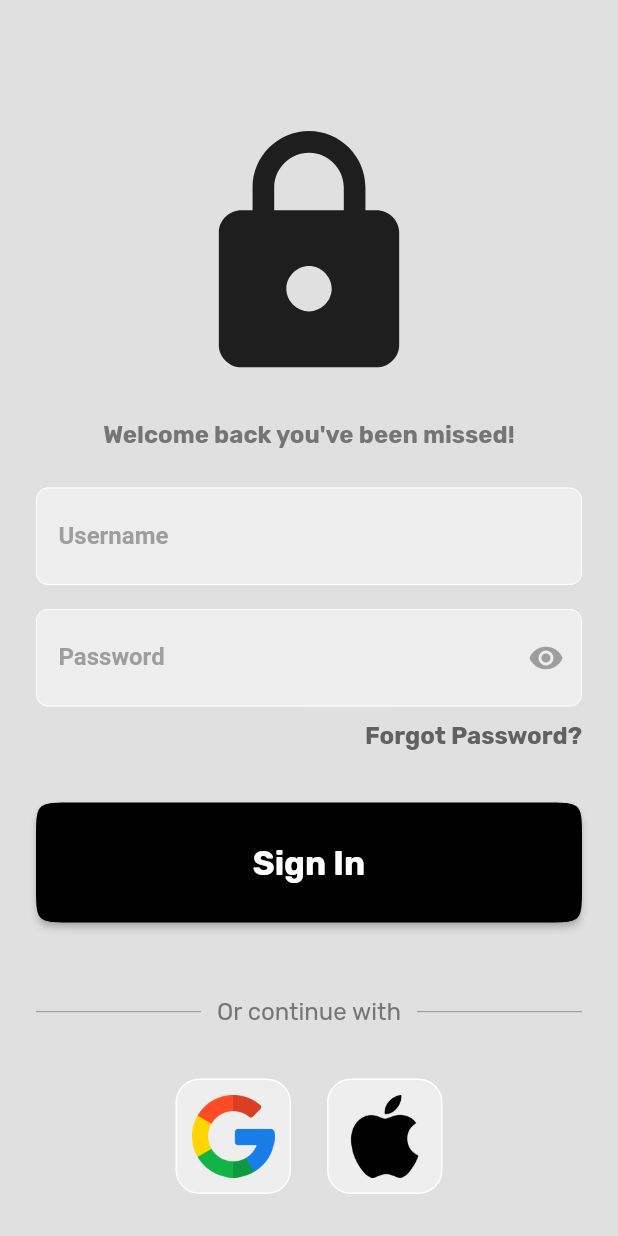
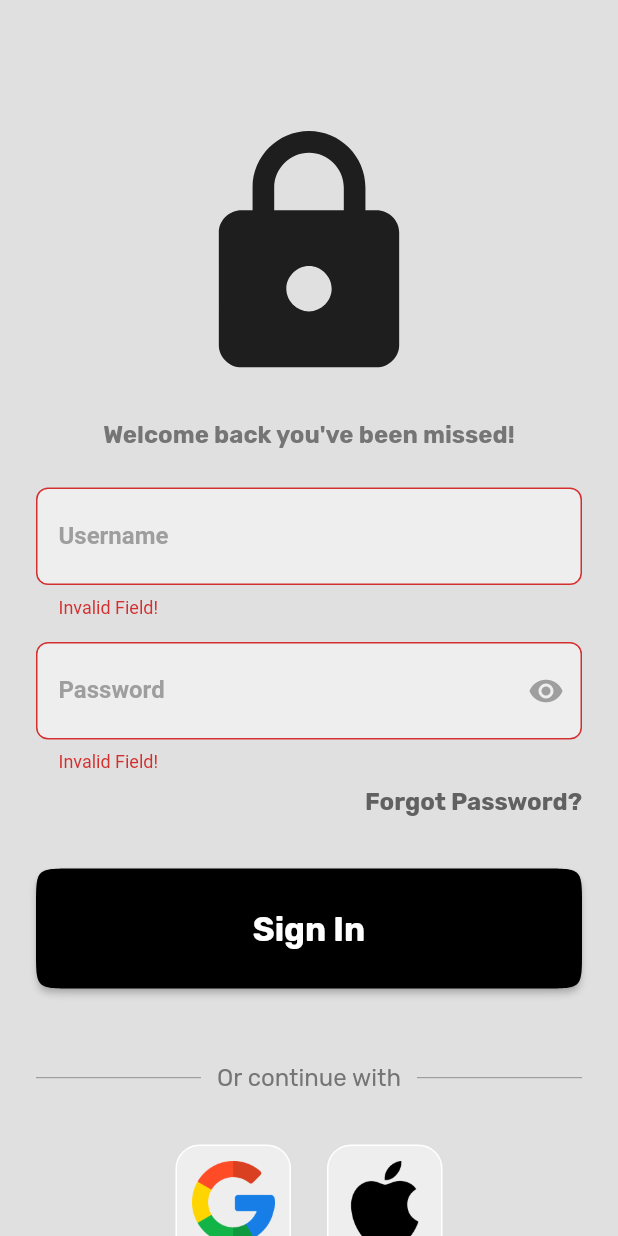
Before and after one commit to Franciscof11/Firebase_Auth_Boilerplate, a Flutter app: the screen it shows after launch, after a tap on "Sign In", on a phone screen of 412 x 824 dp. Run offline on Flutter 3.47's test engine with Material 2 defaults, Android fonts, the phone set to English and light mode, and no system bars; our stand-ins replace google_fonts.

```diff
--- a/lib/custom_text_field.dart
+++ b/lib/custom_text_field.dart
@@ -36,7 +36,7 @@ class _CustomTextFieldState extends State<CustomTextField> {
       ),
       validator: (value) {
         if (value == null || value.isEmpty) {
-          return 'Campo Invalido!';
+          return 'Invalid Field!';
         }
         return null;
       },
--- a/lib/sign_in_page.dart
+++ b/lib/sign_in_page.dart
@@ -9,7 +9,7 @@ class SignInPage extends StatelessWidget {
 
   @override
   Widget build(BuildContext context) {
-    final formKey = GlobalKey();
+    final formKey = GlobalKey<FormState>();
     final usernameController = TextEditingController();
     final passwordController = TextEditingController();
     return Scaffold(
@@ -59,7 +59,9 @@ class SignInPage extends StatelessWidget {
                 ),
                 const SizedBox(height: 35),
                 ElevatedButton(
-                  onPressed: () {},
+                  onPressed: () {
+                    formKey.currentState?.validate();
+                  },
                   style: ElevatedButton.styleFrom(
                     minimumSize: const Size(double.infinity, 80),
                     backgroundColor: Colors.black,
```
